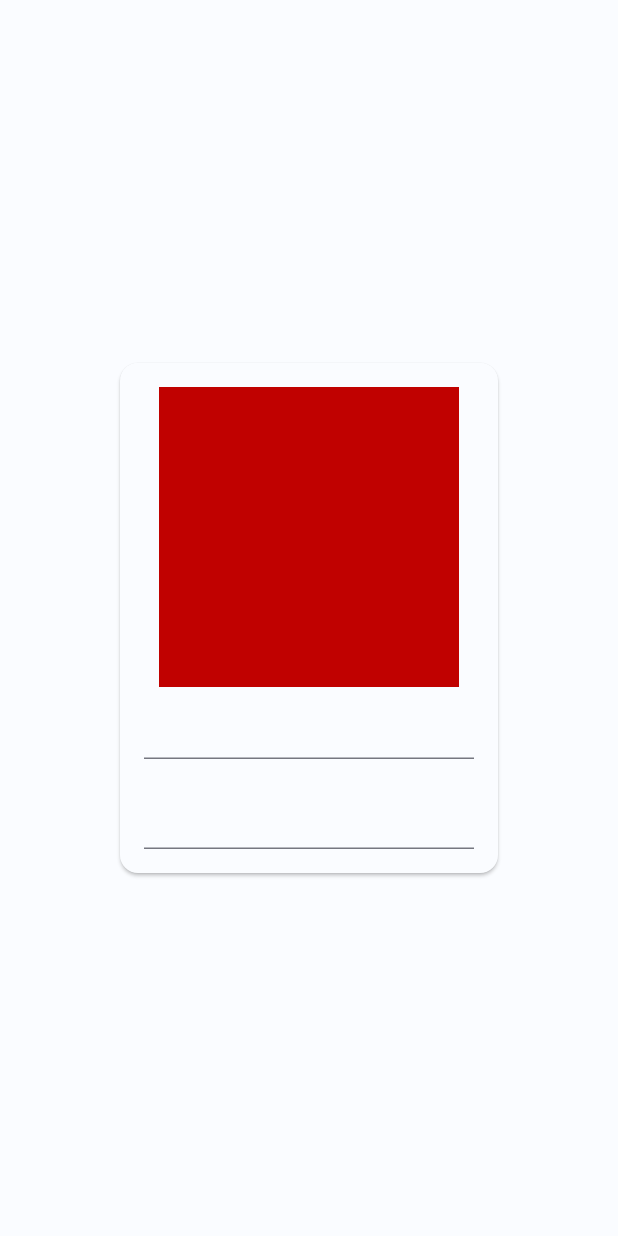
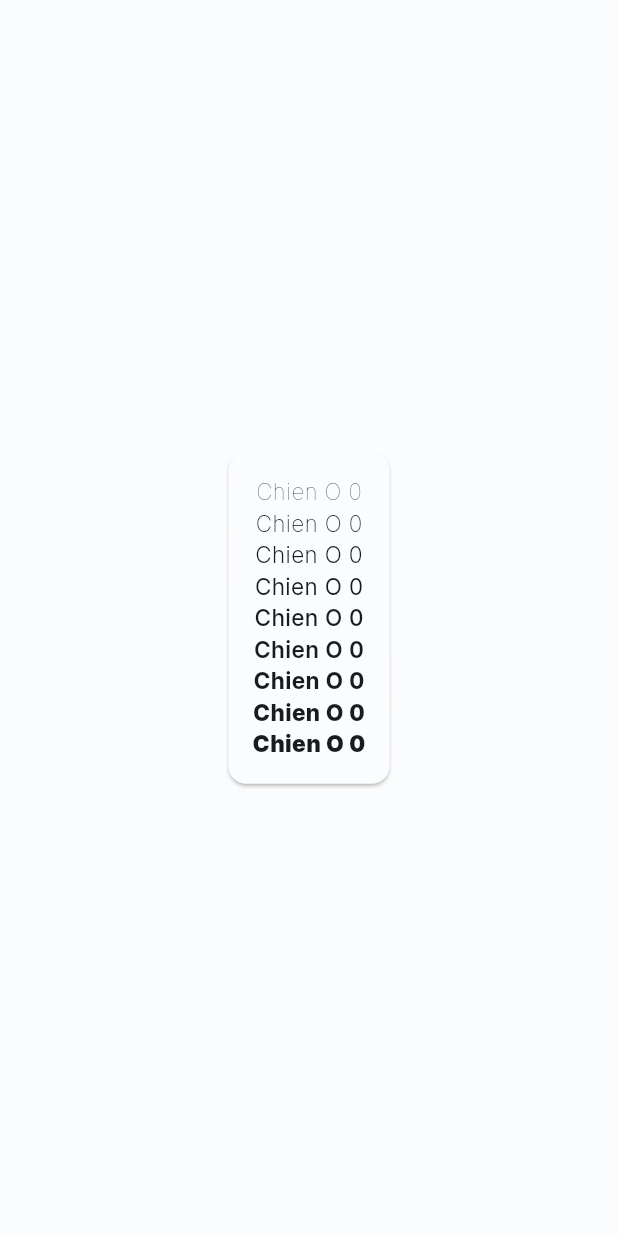
Before and after one commit to caovanchien091/project_one, a Flutter app: the screen it shows after launch, on a phone screen of 412 x 824 dp. Run offline on Flutter 3.47's test engine with Material 2 defaults, Android fonts, the phone set to English and light mode, and no system bars; our stand-ins replace dio, flutter_bloc, get_it, hive, hive_flutter; accounts and stored records are empty.

Commit message:
Edit font class

```diff
--- a/lib/main.dart
+++ b/lib/main.dart
@@ -1,3 +1,4 @@
+import 'package:flutter/material.dart';
 import 'package:project_one/src/bootstrap/app_bootstrap.dart';
 import 'package:project_one/src/register/app_route.dart';
 
--- a/lib/src/screen/auth/sing_in_screen.dart
+++ b/lib/src/screen/auth/sing_in_screen.dart
@@ -27,17 +27,17 @@ class _SignInScreenState extends State<SignInScreen> {
             child: Column(
               mainAxisSize: MainAxisSize.min,
               children: [
-                Container(
-                  height: 200,
-                  width: 200,
-                  color: context.red,
+                ...List.generate(
+                  FontWeight.values.length,
+                  (index) => Text(
+                    'Chien O 0',
+                    style: TextStyle(
+                      package: 'theme',
+                      fontFamily: 'InterFont',
+                      fontWeight: FontWeight.values[index],
+                    ),
+                  ),
                 ),
-                TextField(),
-                SizedBox(
-                  width: context.spacingS,
-                  height: context.spacingS,
-                ),
-                TextField(),
               ],
             ),
           ),
--- a/module/theme/lib/src/constant/color/color_schemes.dart
+++ b/module/theme/lib/src/constant/color/color_schemes.dart
@@ -3,69 +3,69 @@ import 'package:flutter/material.dart';
 class ColorSchemes {
   static ColorScheme get light => const ColorScheme(
         brightness: Brightness.light,
-        primary: Color(0xFF365CA8),
+        primary: Color(0xFF006876),
         onPrimary: Color(0xFFFFFFFF),
-        primaryContainer: Color(0xFFD9E2FF),
-        onPrimaryContainer: Color(0xFF001944),
-        secondary: Color(0xFF0461A3),
+        primaryContainer: Color(0xFF9EEFFF),
+        onPrimaryContainer: Color(0xFF001F24),
+        secondary: Color(0xFF4A6267),
         onSecondary: Color(0xFFFFFFFF),
-        secondaryContainer: Color(0xFFD1E4FF),
-        onSecondaryContainer: Color(0xFF001D36),
-        tertiary: Color(0xFF006973),
+        secondaryContainer: Color(0xFFCDE7ED),
+        onSecondaryContainer: Color(0xFF051F23),
+        tertiary: Color(0xFF006879),
         onTertiary: Color(0xFFFFFFFF),
-        tertiaryContainer: Color(0xFF93F1FF),
-        onTertiaryContainer: Color(0xFF001F23),
+        tertiaryContainer: Color(0xFFAAEDFF),
+        onTertiaryContainer: Color(0xFF001F26),
         error: Color(0xFFBA1A1A),
         errorContainer: Color(0xFFFFDAD6),
         onError: Color(0xFFFFFFFF),
         onErrorContainer: Color(0xFF410002),
-        background: Color(0xFFFAFCFF),
-        onBackground: Color(0xFF001F2A),
-        surface: Color(0xFFFAFCFF),
-        onSurface: Color(0xFF001F2A),
-        surfaceVariant: Color(0xFFE1E2EC),
-        onSurfaceVariant: Color(0xFF44464F),
-        outline: Color(0xFF757780),
-        onInverseSurface: Color(0xFFE1F4FF),
-        inverseSurface: Color(0xFF003547),
-        inversePrimary: Color(0xFFB0C6FF),
+        background: Color(0xFFFBFCFD),
+        onBackground: Color(0xFF191C1D),
+        surface: Color(0xFFFBFCFD),
+        onSurface: Color(0xFF191C1D),
+        surfaceVariant: Color(0xFFDBE4E6),
+        onSurfaceVariant: Color(0xFF3F484A),
+        outline: Color(0xFF6F797B),
+        onInverseSurface: Color(0xFFEFF1F2),
+        inverseSurface: Color(0xFF2E3132),
+        inversePrimary: Color(0xFF50D7EE),
         shadow: Color(0xFF000000),
-        surfaceTint: Color(0xFF365CA8),
-        //outlineVariant: Color(0xFFC5C6D0),
+        surfaceTint: Color(0xFF006876),
+        //outlineVariant: Color(0xFFBFC8CA),
         //scrim: Color(0xFF000000),
       );
 
   static ColorScheme get dark => const ColorScheme(
         brightness: Brightness.dark,
-        primary: Color(0xFFB0C6FF),
-        onPrimary: Color(0xFF002D6E),
-        primaryContainer: Color(0xFF18438F),
-        onPrimaryContainer: Color(0xFFD9E2FF),
-        secondary: Color(0xFF9FCAFF),
-        onSecondary: Color(0xFF003259),
-        secondaryContainer: Color(0xFF00497D),
-        onSecondaryContainer: Color(0xFFD1E4FF),
-        tertiary: Color(0xFF4ED8EA),
-        onTertiary: Color(0xFF00363C),
-        tertiaryContainer: Color(0xFF004F57),
-        onTertiaryContainer: Color(0xFF93F1FF),
+        primary: Color(0xFF50D7EE),
+        onPrimary: Color(0xFF00363E),
+        primaryContainer: Color(0xFF004E59),
+        onPrimaryContainer: Color(0xFF9EEFFF),
+        secondary: Color(0xFFB1CBD1),
+        onSecondary: Color(0xFF1C3439),
+        secondaryContainer: Color(0xFF334B4F),
+        onSecondaryContainer: Color(0xFFCDE7ED),
+        tertiary: Color(0xFF41D8F6),
+        onTertiary: Color(0xFF003640),
+        tertiaryContainer: Color(0xFF004E5C),
+        onTertiaryContainer: Color(0xFFAAEDFF),
         error: Color(0xFFFFB4AB),
         errorContainer: Color(0xFF93000A),
         onError: Color(0xFF690005),
         onErrorContainer: Color(0xFFFFDAD6),
-        background: Color(0xFF001F2A),
-        onBackground: Color(0xFFBFE9FF),
-        surface: Color(0xFF001F2A),
-        onSurface: Color(0xFFBFE9FF),
-        surfaceVariant: Color(0xFF44464F),
-        onSurfaceVariant: Color(0xFFC5C6D0),
-        outline: Color(0xFF8F9099),
-        onInverseSurface: Color(0xFF001F2A),
-        inverseSurface: Color(0xFFBFE9FF),
-        inversePrimary: Color(0xFF365CA8),
+        background: Color(0xFF191C1D),
+        onBackground: Color(0xFFE1E3E3),
+        surface: Color(0xFF191C1D),
+        onSurface: Color(0xFFE1E3E3),
+        surfaceVariant: Color(0xFF3F484A),
+        onSurfaceVariant: Color(0xFFBFC8CA),
+        outline: Color(0xFF899294),
+        onInverseSurface: Color(0xFF191C1D),
+        inverseSurface: Color(0xFFE1E3E3),
+        inversePrimary: Color(0xFF006876),
         shadow: Color(0xFF000000),
-        surfaceTint: Color(0xFFB0C6FF),
-        //outlineVariant: Color(0xFF44464F),
+        surfaceTint: Color(0xFF50D7EE),
+        //outlineVariant: Color(0xFF3F484A),
         //scrim: Color(0xFF000000),
       );
 }
--- a/module/theme/lib/src/theme/app_input_decoration_theme.dart
+++ b/module/theme/lib/src/theme/app_input_decoration_theme.dart
@@ -1,4 +1,5 @@
 import 'package:flutter/material.dart';
+import 'package:theme/src/constant/size/space_size.dart';
 import 'package:theme/src/constant/size/theme_size.dart';
 
 class AppInputDecorationTheme extends InputDecorationTheme {
@@ -78,4 +79,9 @@ class AppInputDecorationTheme extends InputDecorationTheme {
       ),
     );
   }
+
+  @override
+  EdgeInsetsGeometry? get contentPadding {
+    return EdgeInsets.all(SpaceSize.spacingS);
+  }
 }
```
Also changed, not shown: module/theme/assets/fonts/Inter-ExtraLight.ttf, module/theme/assets/fonts/Inter-Thin.ttf.
